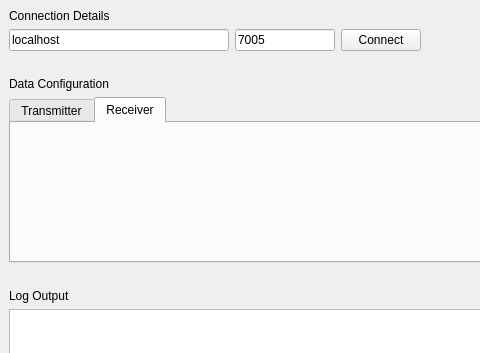
First picture: the form in ui/ui_client.ui, repository arilence/protocol-sliding-window, before the edit; both pictures show x 0 to 480 and y 0 to 353 of the 711 by 538 pixel window.
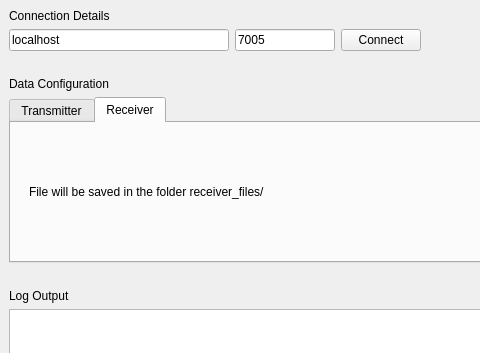
Second picture: the form after the edit. The open tabs and pages were chosen to show the change.

Commit message: Add some text to receiver tab

What changed in the file:
```diff
--- a/ui/ui_client.ui
+++ b/ui/ui_client.ui
@@ -219,6 +219,21 @@
          <attribute name="title">
           <string>Receiver</string>
          </attribute>
+         <layout class="QHBoxLayout" name="horizontalLayout_4">
+          <item>
+           <widget class="QWidget" name="gridWidget" native="true">
+            <layout class="QHBoxLayout" name="horizontalLayout_5">
+             <item>
+              <widget class="QLabel" name="label_3">
+               <property name="text">
+                <string>File will be saved in the folder receiver_files/</string>
+               </property>
+              </widget>
+             </item>
+            </layout>
+           </widget>
+          </item>
+         </layout>
         </widget>
        </widget>
       </item>
```
The commit also changes 2 other files.
